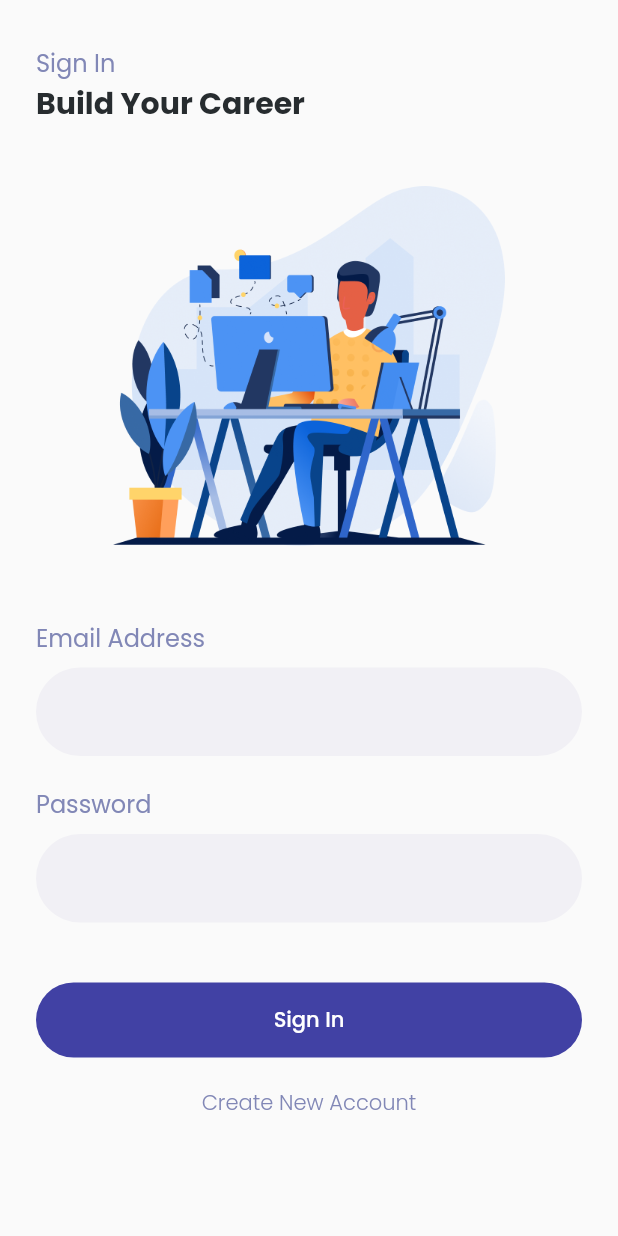
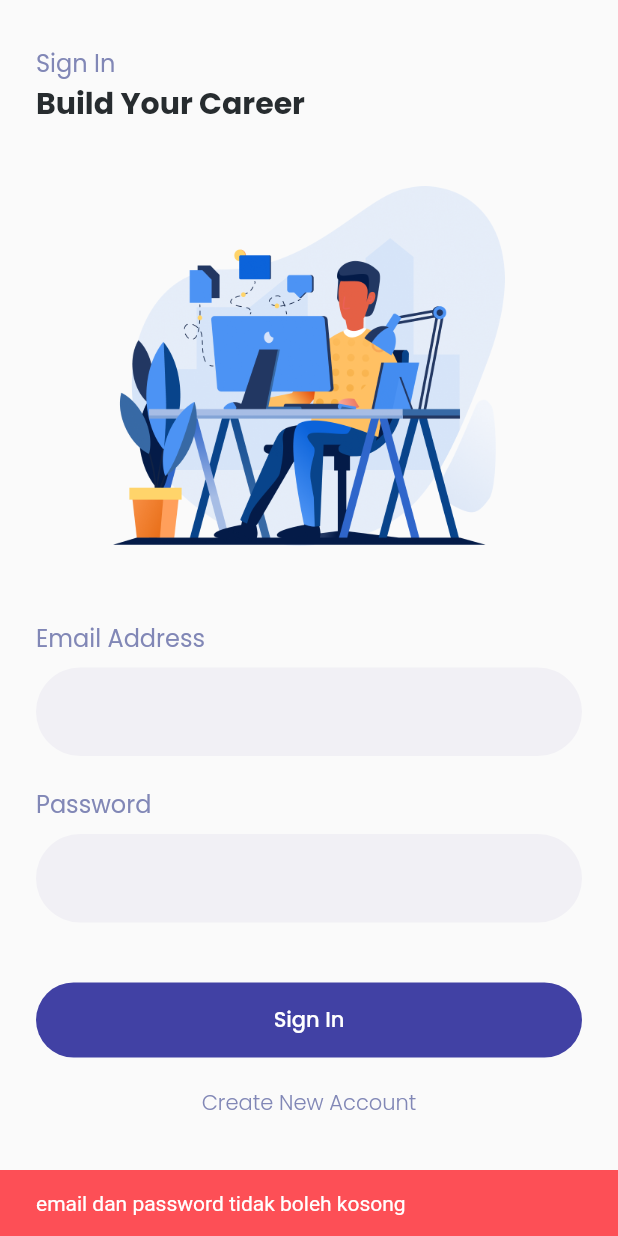
Before and after one commit to Fikialamsyah/Future-Jobs, a Flutter app: the SignInPage screen opened directly, after a tap on "Sign In", on a phone screen of 412 x 824 dp. Run offline on Flutter 3.47's test engine with Material 2 defaults, Android fonts, the phone set to English and light mode, and no system bars; our stand-ins replace email_validator, google_fonts; accounts and stored records are empty.

Commit message:
main: add intgration sign in

```diff
--- a/lib/pages/signin_page.dart
+++ b/lib/pages/signin_page.dart
@@ -2,6 +2,12 @@ import 'package:email_validator/email_validator.dart';
 import 'package:flutter/material.dart';
 import 'package:future_jobs/pages/signup_page.dart';
 import 'package:future_jobs/themes.dart';
+import 'package:provider/provider.dart';
+
+import '../models/user_model.dart';
+import '../providers/auth_provider.dart';
+import '../providers/user_provider.dart';
+import 'home_page.dart';
 
 class SignInPage extends StatefulWidget {
   const SignInPage({ Key? key }) : super(key: key);
@@ -13,10 +19,22 @@ class SignInPage extends StatefulWidget {
 class _SignInPageState extends State<SignInPage> {
 
   bool isEmailValid = true;
+  bool isLoading = false;
   TextEditingController emailController = TextEditingController(text: '');
+  TextEditingController passwordController = TextEditingController(text: '');
 
   @override
   Widget build(BuildContext context) {
+    var authProvider = Provider.of<AuthProvider>(context);
+    var userProvider = Provider.of<UserProvider>(context);
+
+    void showError(String message) {
+      ScaffoldMessenger.of(context).showSnackBar(SnackBar(
+        content: Text(message),
+        backgroundColor: redColor,
+      ));
+    }
+
     return Scaffold(
       body: SafeArea(
         child: SingleChildScrollView(
@@ -102,6 +120,7 @@ class _SignInPageState extends State<SignInPage> {
                       height: 8,
                     ),
                     TextFormField(
+                      controller: passwordController,
                       obscureText: true,
                       decoration: InputDecoration(
                           fillColor: inputFieldColor,
@@ -122,9 +141,35 @@ class _SignInPageState extends State<SignInPage> {
                       child: Container(
                         width: 400,
                         height: 50,
-                        child: TextButton(
-                          onPressed: (){
+                        child: isLoading ? const Center(child: CircularProgressIndicator()): TextButton(
+                          onPressed: () async {
+                            if(emailController.text.isEmpty || passwordController.text.isEmpty){
+                              showError('email dan password tidak boleh kosong');
+                            } else {
+                               setState(() {
+                                isLoading = true;
+                              });
 
+                              UserModel? user = await authProvider.login(
+                                  emailController.text,
+                                  passwordController.text,);
+
+                              setState(() {
+                                isLoading = false;
+                              });
+
+
+                              if (user == null) {
+                                showError('email atau password salah');
+                              } else {
+                                userProvider.user;
+                                Navigator.push(
+                                    context,
+                                    MaterialPageRoute(
+                                      builder: (context) => HomePage(),
+                                    ));
+                              }
+                            }
                           },
                           child: Text(
                             'Sign In',
```
Also changed, not shown: lib/providers/auth_provider.dart (+27 -0 lines).
